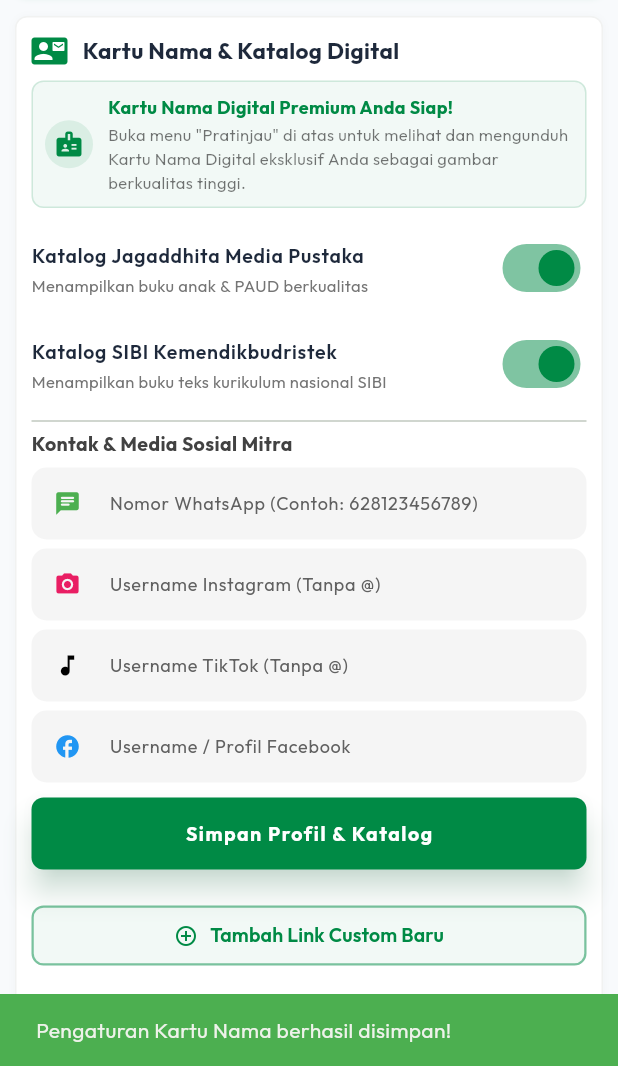
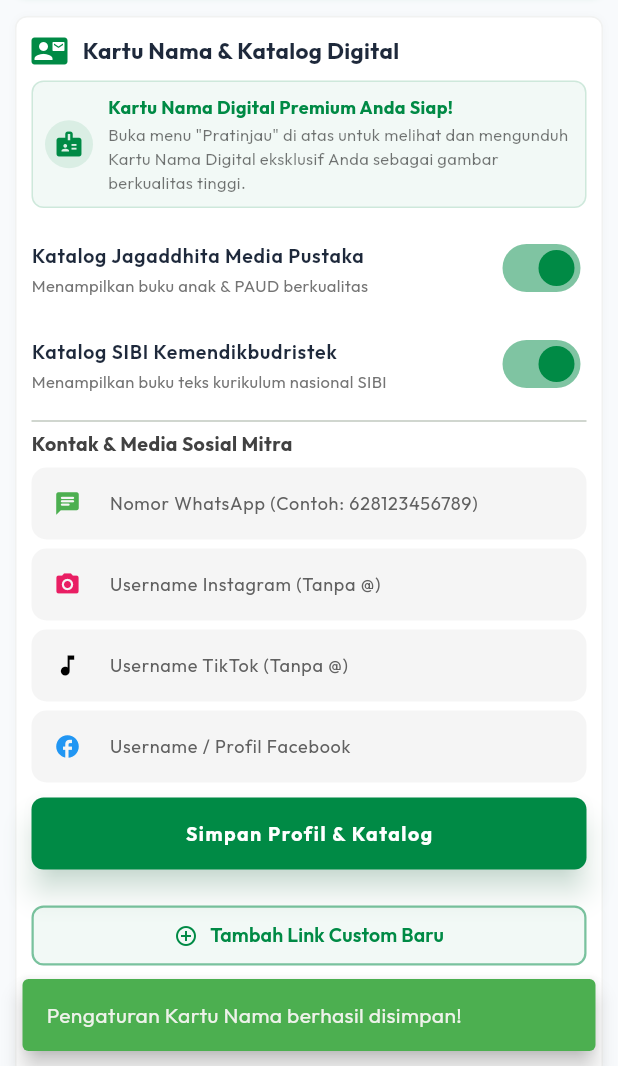
Before and after one commit to rasyiqi-code/Marketing_Penerbit_Jagaddhita, a Flutter app: the LinkBioScreen screen opened directly, after a tap on "Simpan Profil & Katalog", on a phone screen of 412 x 824 dp, the part 170-1236 px from its top. Run offline on Flutter 3.47's test engine with Material 3 defaults, Android fonts, the phone set to English and light mode, and no system bars; our stand-ins replace cloud_firestore, file_picker, firebase_auth, firebase_core, flutter_dotenv, flutter_local_notifications and 6 more; missing offline and left inert: dart:js_interop, dart:ui_web, excel, minio; accounts and stored records are empty.

Commit message:
docs: perbarui status modularitas dan terapkan global patterns
- Perbarui ANALISIS_MODULARITAS.md dengan kemajuan terbaru: 16 SELESAI, 7 SEBAGIAN, 0 BELUM
- Terapkan AppDialogs dan AsyncSnapshotWidget ke link_bio_screen.dart
- Pastikan flutter analyze 100% bersih

```diff
--- /dev/null
+++ b/lib/src/core/utils/app_dialogs.dart
@@ -0,0 +1,83 @@
+import 'package:flutter/material.dart';
+
+/// Helper utility to show standardized dialogs and notifications across the app.
+class AppDialogs {
+  /// Shows a confirmation dialog with custom title, content, confirm, and cancel text.
+  static Future<bool?> showConfirmDialog({
+    required BuildContext context,
+    required String title,
+    required String content,
+    String confirmLabel = 'Hapus',
+    String cancelLabel = 'Batal',
+    bool isDanger = false,
+  }) {
+    return showDialog<bool>(
+      context: context,
+      builder: (context) => AlertDialog(
+        title: Text(title, style: const TextStyle(fontSize: 16, fontWeight: FontWeight.bold)),
+        content: Text(content, style: const TextStyle(fontSize: 13)),
+        actions: [
+          TextButton(
+            onPressed: () => Navigator.pop(context, false),
+            child: Text(cancelLabel),
+          ),
+          ElevatedButton(
+            style: ElevatedButton.styleFrom(
+              backgroundColor: isDanger ? Colors.red : Theme.of(context).primaryColor,
+              foregroundColor: Colors.white,
+            ),
+            onPressed: () => Navigator.pop(context, true),
+            child: Text(confirmLabel),
+          ),
+        ],
+      ),
+    );
+  }
+
+  /// Shows a modal loading overlay dialog.
+  static void showLoadingDialog(BuildContext context, {String message = 'Mohon tunggu...'}) {
+    showDialog(
+      context: context,
+      barrierDismissible: false,
+      builder: (context) => PopScope(
+        canPop: false,
+        child: AlertDialog(
+          content: Row(
+            children: [
+              const CircularProgressIndicator(),
+              const SizedBox(width: 20),
+              Expanded(
+                child: Text(
+                  message,
+                  style: const TextStyle(fontSize: 14),
+                ),
+              ),
+            ],
+          ),
+        ),
+      ),
+    );
+  }
+
+  /// Shows an error snackbar.
+  static void showErrorSnackBar(BuildContext context, String message) {
+    ScaffoldMessenger.of(context).showSnackBar(
+      SnackBar(
+        content: Text(message),
+        backgroundColor: Colors.red,
+        behavior: SnackBarBehavior.floating,
+      ),
+    );
+  }
+
+  /// Shows a success snackbar.
+  static void showSuccessSnackBar(BuildContext context, String message) {
+    ScaffoldMessenger.of(context).showSnackBar(
+      SnackBar(
+        content: Text(message),
+        backgroundColor: Colors.green,
+        behavior: SnackBarBehavior.floating,
+      ),
+    );
+  }
+}
--- /dev/null
+++ b/lib/src/core/widgets/async_snapshot_widget.dart
@@ -0,0 +1,52 @@
+import 'package:flutter/material.dart';
+
+/// A wrapper widget to reduce boilerplate code for FutureBuilder or StreamBuilder snapshots.
+class AsyncSnapshotWidget<T> extends StatelessWidget {
+  final AsyncSnapshot<T> snapshot;
+  final Widget Function(BuildContext context, T data) builder;
+  final Widget? loadingWidget;
+  final Widget Function(BuildContext context, Object error)? errorBuilder;
+  final bool Function(T data)? isEmpty;
+  final Widget? emptyWidget;
+
+  const AsyncSnapshotWidget({
+    super.key,
+    required this.snapshot,
+    required this.builder,
+    this.loadingWidget,
+    this.errorBuilder,
+    this.isEmpty,
+    this.emptyWidget,
+  });
+
+  @override
+  Widget build(BuildContext context) {
+    if (snapshot.hasError) {
+      if (errorBuilder != null) {
+        return errorBuilder!(context, snapshot.error!);
+      }
+      return Center(
+        child: Padding(
+          padding: const EdgeInsets.all(16.0),
+          child: Text(
+            'Terjadi kesalahan: ${snapshot.error}',
+            style: const TextStyle(color: Colors.red),
+            textAlign: TextAlign.center,
+          ),
+        ),
+      );
+    }
+
+    if (!snapshot.hasData || snapshot.connectionState == ConnectionState.waiting) {
+      return loadingWidget ?? const Center(child: CircularProgressIndicator());
+    }
+
+    final data = snapshot.data as T;
+
+    if (isEmpty != null && isEmpty!(data)) {
+      return emptyWidget ?? const Center(child: Text('Tidak ada data'));
+    }
+
+    return builder(context, data);
+  }
+}
--- a/lib/src/features/link_bio/link_bio_screen.dart
+++ b/lib/src/features/link_bio/link_bio_screen.dart
@@ -12,6 +12,8 @@ import 'package:marketing_penerbit_jagaddhita/src/features/link_bio/add_edit_lin
 import 'package:marketing_penerbit_jagaddhita/src/features/link_bio/widgets/link_bio_admin_widgets.dart';
 import 'package:marketing_penerbit_jagaddhita/src/features/link_bio/widgets/link_delete_dialog.dart';
 import 'package:marketing_penerbit_jagaddhita/src/features/link_bio/widgets/link_bio_custom_links_section.dart';
+import 'package:marketing_penerbit_jagaddhita/src/core/utils/app_dialogs.dart';
+import 'package:marketing_penerbit_jagaddhita/src/core/widgets/async_snapshot_widget.dart';
 
 class LinkBioScreen extends StatefulWidget {
   const LinkBioScreen({super.key});
@@ -98,18 +100,11 @@ class _LinkBioScreenState extends State<LinkBioScreen> {
       });
       await _loadUser();
       if (mounted) {
-        ScaffoldMessenger.of(context).showSnackBar(
-          const SnackBar(
-            content: Text('Pengaturan Kartu Nama berhasil disimpan!'),
-            backgroundColor: Colors.green,
-          ),
-        );
+        AppDialogs.showSuccessSnackBar(context, 'Pengaturan Kartu Nama berhasil disimpan!');
       }
     } catch (e) {
       if (mounted) {
-        ScaffoldMessenger.of(context).showSnackBar(
-          SnackBar(content: Text('Gagal menyimpan: $e')),
-        );
+        AppDialogs.showErrorSnackBar(context, 'Gagal menyimpan: $e');
       }
     } finally {
       if (mounted) setState(() => _isSavingSocial = false);
@@ -139,16 +134,10 @@ class _LinkBioScreenState extends State<LinkBioScreen> {
       body: StreamBuilder<List<LinkBioModel>>(
         stream: linkBioService.getLinks(_currentUser!.id),
         builder: (context, snapshot) {
-          if (snapshot.hasError) {
-            return Center(child: Text('Error: ${snapshot.error}'));
-          }
-          if (!snapshot.hasData) {
-            return const Center(child: CircularProgressIndicator());
-          }
-
-          final links = snapshot.data!;
-
-          return ListView(
+          return AsyncSnapshotWidget<List<LinkBioModel>>(
+            snapshot: snapshot,
+            builder: (context, links) {
+              return ListView(
             padding: const EdgeInsets.symmetric(horizontal: 10, vertical: 8),
             children: [
               // ── Header Card ───────────────────────────────────────────────
@@ -198,7 +187,9 @@ class _LinkBioScreenState extends State<LinkBioScreen> {
             ],
           );
         },
-      ),
+      );
+    },
+  ),
     );
   }
 }
```
Also changed, not shown: 1 other file.
